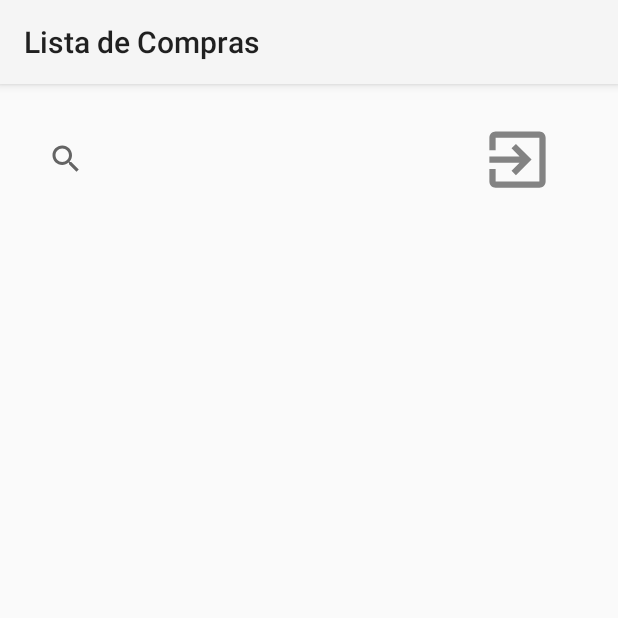
After one commit to RafaelCamilloJorge/lista-compras-android-kotlin, an Android app: the ShoppingListActivity screen opened directly, with no data from a screen before it, on a phone screen of 412 x 824 dp, the top half of it. The commit adds this screen. Run offline under Robolectric (Android 15) with nearby library versions, the phone set to English and light mode, and no system bars.

Commit message:
activity_shopping_list, ic_exit

```diff
--- a/app/src/main/AndroidManifest.xml
+++ b/app/src/main/AndroidManifest.xml
@@ -13,6 +13,9 @@
         android:theme="@style/Theme.ListaDeCompras"
         tools:targetApi="31">
         <activity
+            android:name=".presentation.ShoppingListActivity"
+            android:exported="false" />
+        <activity
             android:name=".presentation.RegisterActivity"
             android:exported="false" />
         <activity
--- /dev/null
+++ b/app/src/main/java/com/example/listadecompras/presentation/ShoppingListActivity.kt
@@ -0,0 +1,21 @@
+package com.example.listadecompras.presentation
+
+import android.os.Bundle
+import androidx.activity.enableEdgeToEdge
+import androidx.appcompat.app.AppCompatActivity
+import androidx.core.view.ViewCompat
+import androidx.core.view.WindowInsetsCompat
+import com.example.listadecompras.R
+
+class ShoppingListActivity : AppCompatActivity() {
+    override fun onCreate(savedInstanceState: Bundle?) {
+        super.onCreate(savedInstanceState)
+        enableEdgeToEdge()
+        setContentView(R.layout.activity_shopping_list)
+        ViewCompat.setOnApplyWindowInsetsListener(findViewById(R.id.main)) { v, insets ->
+            val systemBars = insets.getInsets(WindowInsetsCompat.Type.systemBars())
+            v.setPadding(systemBars.left, systemBars.top, systemBars.right, systemBars.bottom)
+            insets
+        }
+    }
+}
--- /dev/null
+++ b/app/src/main/res/drawable-anydpi/ic_exit.xml
@@ -0,0 +1,12 @@
+<vector xmlns:android="http://schemas.android.com/apk/res/android"
+    android:width="24dp"
+    android:height="24dp"
+    android:viewportWidth="24"
+    android:viewportHeight="24"
+    android:tint="#333333"
+    android:alpha="0.6"
+    android:autoMirrored="true">
+  <path
+      android:fillColor="@android:color/white"
+      android:pathData="M10.09,15.59L11.5,17l5,-5 -5,-5 -1.41,1.41L12.67,11H3v2h9.67l-2.58,2.59zM19,3H5c-1.11,0 -2,0.9 -2,2v4h2V5h14v14H5v-4H3v4c0,1.1 0.89,2 2,2h14c1.1,0 2,-0.9 2,-2V5c0,-1.1 -0.9,-2 -2,-2z"/>
+</vector>
--- /dev/null
+++ b/app/src/main/res/layout/activity_shopping_list.xml
@@ -0,0 +1,29 @@
+<?xml version="1.0" encoding="utf-8"?>
+<androidx.constraintlayout.widget.ConstraintLayout xmlns:android="http://schemas.android.com/apk/res/android"
+    xmlns:app="http://schemas.android.com/apk/res-auto"
+    xmlns:tools="http://schemas.android.com/tools"
+    android:id="@+id/main"
+    android:layout_width="match_parent"
+    android:layout_height="match_parent"
+    tools:context=".presentation.ShoppingListActivity">
+
+    <SearchView
+        android:layout_width="300dp"
+        android:layout_height="60dp"
+        android:layout_marginTop="20dp"
+        android:layout_marginLeft="20dp"
+        android:id="@+id/search_field"
+        app:layout_constraintTop_toTopOf="parent"
+        app:layout_constraintLeft_toLeftOf="parent"
+        />
+
+        <ImageView
+            android:layout_width="50dp"
+            android:layout_height="50dp"
+            android:src="@drawable/ic_exit"
+            app:layout_constraintLeft_toRightOf="@+id/search_field"
+            app:layout_constraintTop_toTopOf="@id/search_field"
+            app:layout_constraintBottom_toBottomOf="@id/search_field"
+            />
+
+</androidx.constraintlayout.widget.ConstraintLayout>
```
Also changed, not shown: app/src/main/res/drawable/ic_launcher_foreground.xml (+11 -25 lines), app/src/main/res/drawable-hdpi/ic_exit.png (added), app/src/main/res/drawable-mdpi/ic_exit.png (added), app/src/main/res/drawable-xhdpi/ic_exit.png (added), app/src/main/res/drawable-xxhdpi/ic_exit.png (added).
